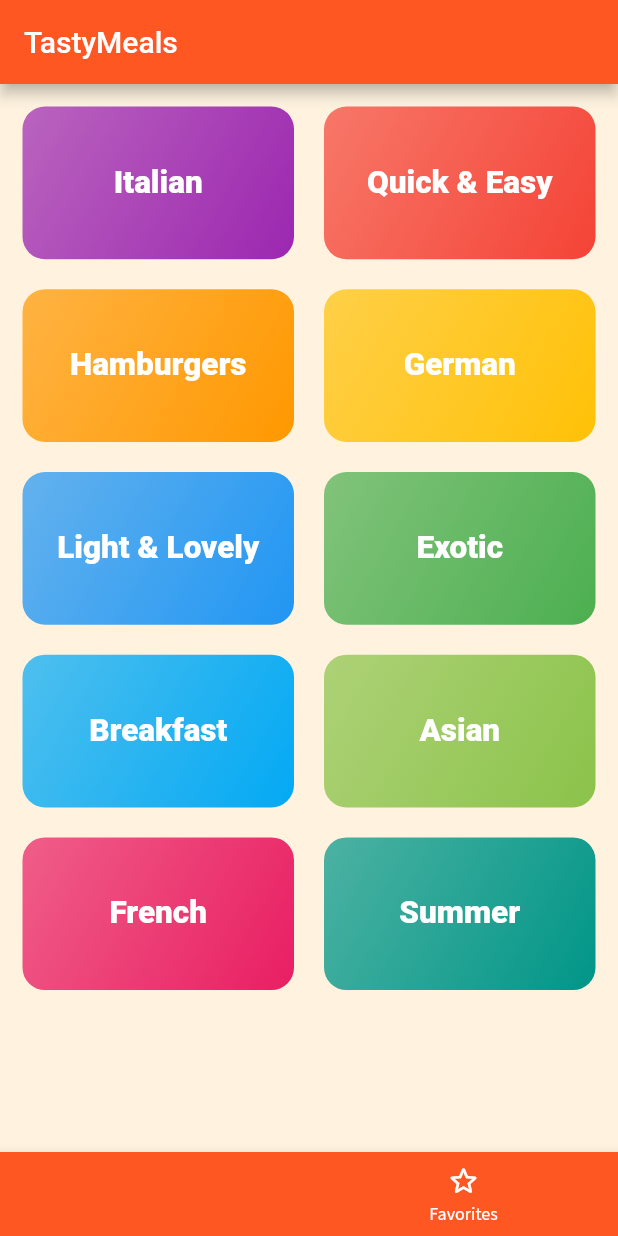
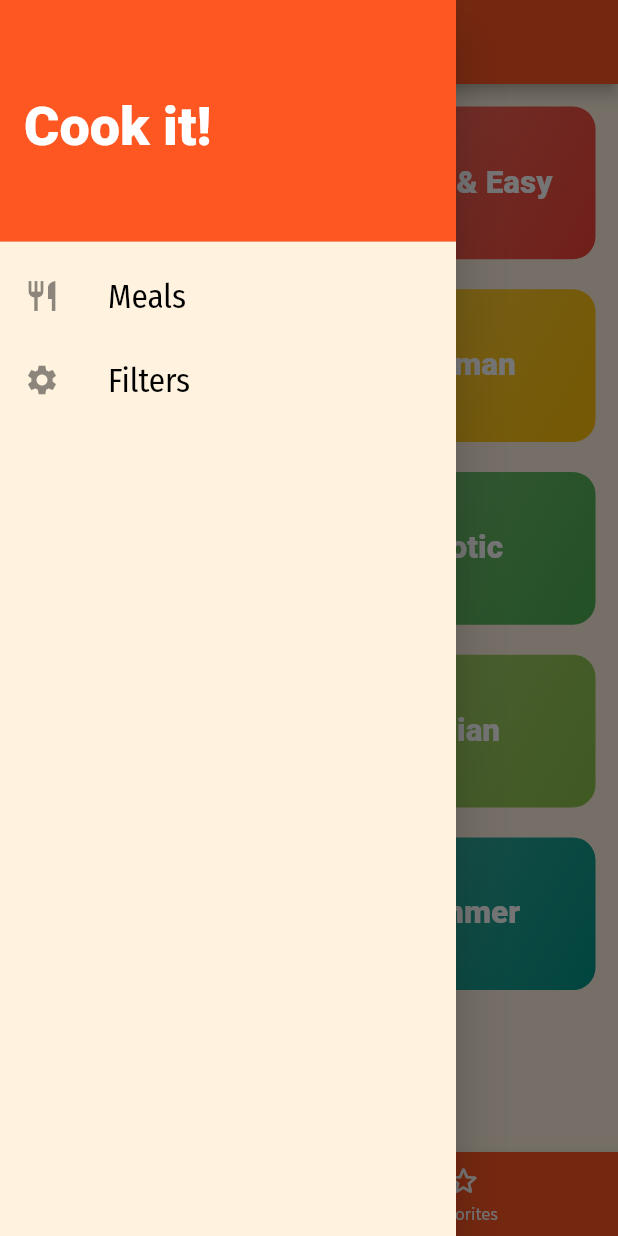
Before and after one commit to ANSH4195/tasty-meals, a Flutter app: the screen it shows after launch, with the side drawer open (before the commit the screen has no drawer), on a phone screen of 412 x 824 dp. Run offline on Flutter 3.47's test engine with Material 2 defaults, Android fonts, the phone set to English and light mode, and no system bars; Roboto replaces fonts that are missing (FiraCodeCondensed).

Commit message:
Drawer, Drawer Links & Filter Page

```diff
--- a/lib/main.dart
+++ b/lib/main.dart
@@ -1,6 +1,7 @@
 import 'package:flutter/material.dart';
 
 import './widgets/meals/meal_screen.dart';
+import './widgets/filters/filters_screen.dart';
 import './widgets/bottomTabs/tabs_screen.dart';
 import './widgets/mealDetails/details_screen.dart';
 
@@ -25,6 +26,12 @@ class MyApp extends StatelessWidget {
         canvasColor: Colors.orange[50],
         fontFamily: 'SourceSansPro',
         textTheme: ThemeData.light().textTheme.copyWith(
+              headline1: const TextStyle(
+                fontFamily: 'FiraCodeCondensed',
+                fontWeight: FontWeight.w900,
+                fontSize: 36,
+                color: Colors.white,
+              ),
               headline2: const TextStyle(
                 fontFamily: 'FiraCodeCondensed',
                 fontWeight: FontWeight.w900,
@@ -52,6 +59,12 @@ class MyApp extends StatelessWidget {
         ),
         fontFamily: 'SourceSansPro',
         textTheme: ThemeData.dark().textTheme.copyWith(
+              headline1: const TextStyle(
+                fontFamily: 'FiraCodeCondensed',
+                fontWeight: FontWeight.w900,
+                fontSize: 36,
+                color: Colors.white,
+              ),
               headline2: const TextStyle(
                 fontFamily: 'FiraCodeCondensed',
                 fontWeight: FontWeight.w900,
@@ -62,11 +75,11 @@ class MyApp extends StatelessWidget {
                 fontFamily: 'FiraCodeCondensed',
                 fontWeight: FontWeight.w900,
                 fontSize: 21,
-                color: Colors.white,
+                color: Colors.black,
               ),
               bodyText2: const TextStyle(
                 fontSize: 16,
-                color: Colors.white,
+                color: Colors.black,
               ),
             ),
       ),
@@ -75,6 +88,7 @@ class MyApp extends StatelessWidget {
       routes: {
         MealScreen.routeName: (ctx) => const MealScreen(),
         MealDetailsScreen.routeName: (ctx) => const MealDetailsScreen(),
+        FiltersScreen.routeName: (ctx) => const FiltersScreen(),
       },
     );
   }
--- a/lib/widgets/bottomTabs/tabs_screen.dart
+++ b/lib/widgets/bottomTabs/tabs_screen.dart
@@ -1,7 +1,8 @@
 import 'package:flutter/material.dart';
 
+import '../drawer/side_drawer.dart';
+import '../favorites/favories_screen.dart';
 import '../categories/category_screen.dart';
-import '../favorites/favories_screen.dart';
 
 class TabsScreen extends StatefulWidget {
   const TabsScreen({Key? key}) : super(key: key);
@@ -28,6 +29,7 @@ class _TabsScreenState extends State<TabsScreen> {
   Widget build(BuildContext context) {
     return Scaffold(
       appBar: AppBar(title: const Text('TastyMeals')),
+      drawer: const SideDrawer(),
       body: _pages[_selectedPage],
       bottomNavigationBar: BottomNavigationBar(
         onTap: _onTabChange,
--- /dev/null
+++ b/lib/widgets/drawer/side_drawer.dart
@@ -0,0 +1,66 @@
+import 'package:flutter/material.dart';
+
+import '../filters/filters_screen.dart';
+
+class SideDrawer extends StatelessWidget {
+  const SideDrawer({Key? key}) : super(key: key);
+
+  @override
+  Widget build(BuildContext context) {
+    Widget buildListTile(String label, Icon icon, void Function() execute) {
+      return ListTile(
+        leading: icon,
+        title: Text(
+          label,
+          style: const TextStyle(
+            fontFamily: 'FiraSansCondensed',
+            fontWeight: FontWeight.normal,
+            fontSize: 22,
+          ),
+        ),
+        onTap: execute,
+      );
+    }
+
+    return Drawer(
+      child: Column(
+        crossAxisAlignment: CrossAxisAlignment.stretch,
+        children: [
+          DrawerHeader(
+            decoration: BoxDecoration(
+              color: Theme.of(context).colorScheme.primary,
+            ),
+            child: Container(
+              alignment: Alignment.centerLeft,
+              child: Text(
+                'Cook it!',
+                style: Theme.of(context).textTheme.headline1,
+              ),
+            ),
+          ),
+          buildListTile(
+            'Meals',
+            const Icon(
+              Icons.restaurant,
+              size: 24,
+            ),
+            () {
+              Navigator.of(context).pushReplacementNamed('/');
+            },
+          ),
+          buildListTile(
+            'Filters',
+            const Icon(
+              Icons.settings,
+              size: 24,
+            ),
+            () {
+              Navigator.of(context)
+                  .pushReplacementNamed(FiltersScreen.routeName);
+            },
+          ),
+        ],
+      ),
+    );
+  }
+}
```
Also changed, not shown: lib/widgets/filters/filters_screen.dart (added, +86 -0 lines).
